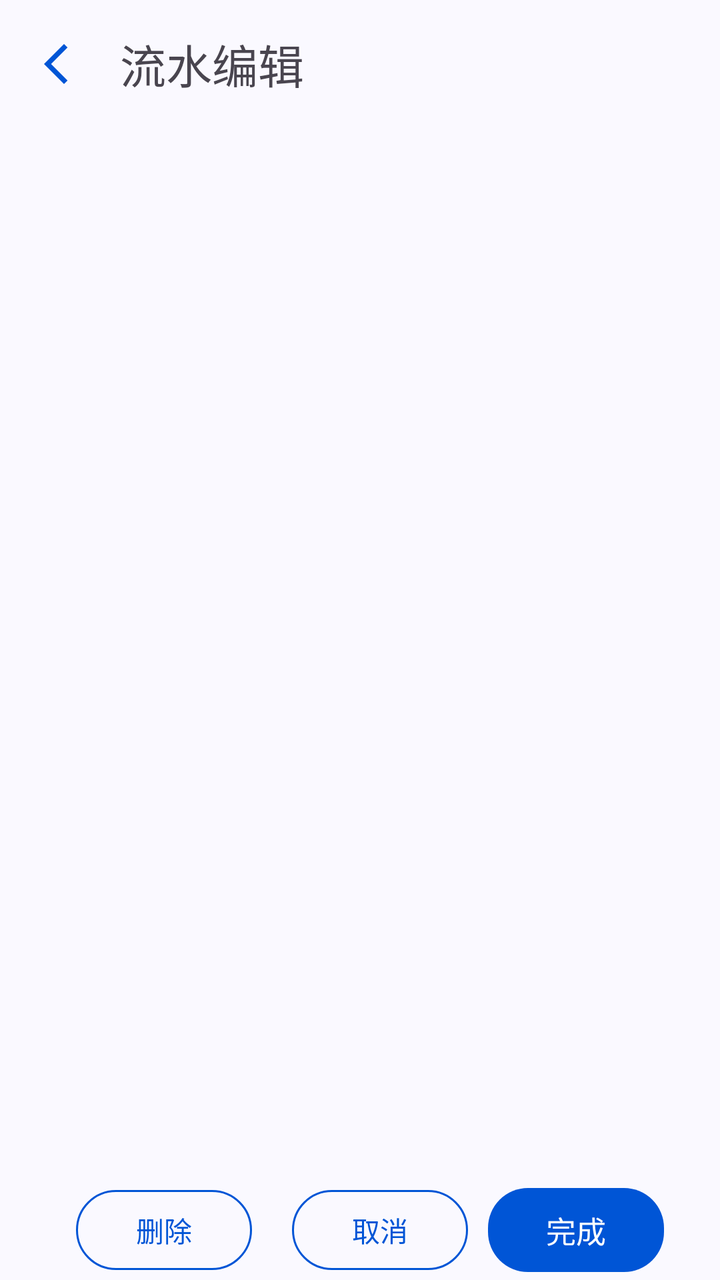
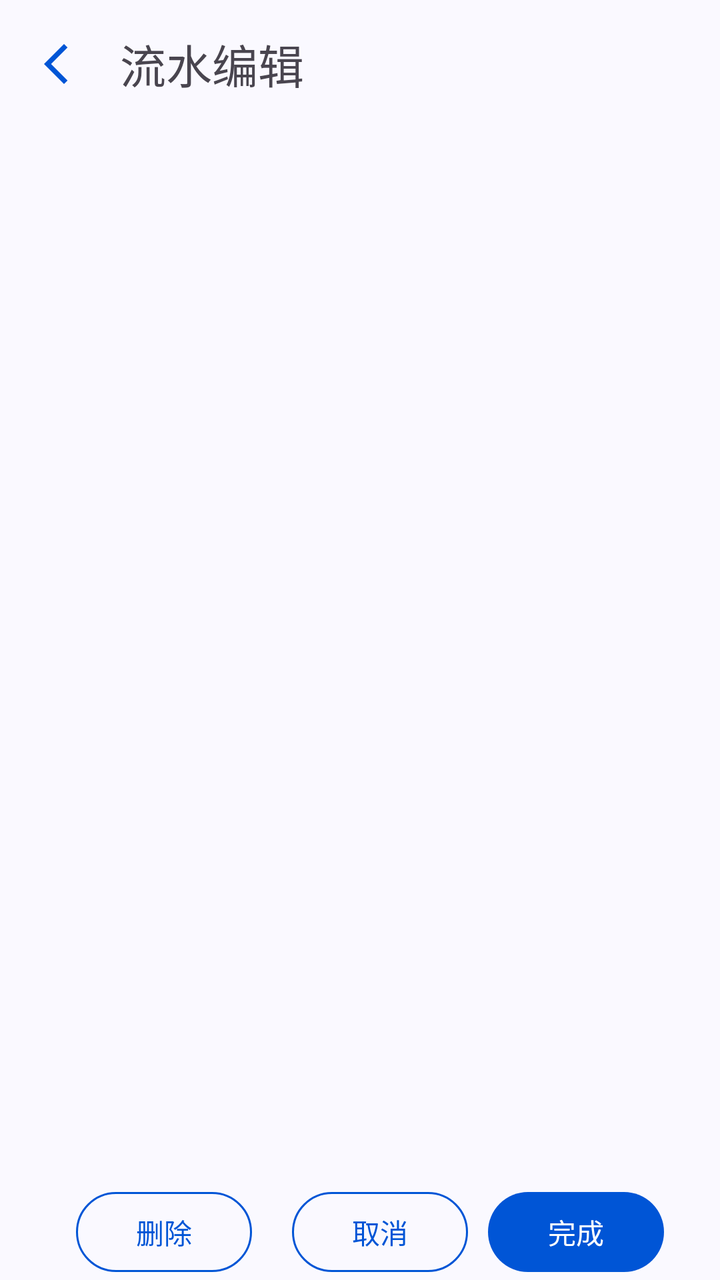

An Android layout rendered at two revisions. The XML below is the earlier revision; the diff shows what the commit changed to produce the second picture.
<!-- AndroidManifest.xml: application theme Theme.ManagerAssistant.Static -->
<!-- res/layout/activity_running_account_modify.xml -->
<?xml version="1.0" encoding="utf-8"?>
<androidx.constraintlayout.widget.ConstraintLayout xmlns:android="http://schemas.android.com/apk/res/android"
    xmlns:app="http://schemas.android.com/apk/res-auto"
    xmlns:tools="http://schemas.android.com/tools"
    android:id="@+id/main"
    style="@style/CommonPageStyle"
    android:layout_width="match_parent"
    android:layout_height="match_parent"
    tools:context=".ui.pages.bookkeeping.running_account.RunningAccountModifyActivity">

    <com.google.android.material.appbar.MaterialToolbar
        android:id="@+id/toolbar"
        style="@style/ToolBarStyle"
        android:layout_width="match_parent"
        android:layout_height="?attr/actionBarSize"
        app:layout_constraintEnd_toEndOf="parent"
        app:layout_constraintStart_toStartOf="parent"
        app:layout_constraintTop_toTopOf="parent"
        app:navigationIcon="@drawable/baseline_arrow_back_ios_new_24"
        app:title="流水编辑">

    </com.google.android.material.appbar.MaterialToolbar>

    <FrameLayout
        android:id="@+id/running_account_edit_fragment_container"
        android:layout_width="match_parent"
        android:layout_height="0dp"
        app:layout_constraintBottom_toTopOf="@+id/btn_card_view"
        app:layout_constraintTop_toBottomOf="@+id/toolbar" />

    <com.google.android.material.card.MaterialCardView
        android:id="@+id/btn_card_view"
        style="@style/BottomRightAngleCardStyle"
        android:layout_width="match_parent"
        android:layout_height="wrap_content"
        app:layout_constraintBottom_toBottomOf="parent">

        <LinearLayout
            android:layout_width="match_parent"
            android:layout_height="match_parent"
            android:gravity="center"
            android:orientation="horizontal">

            <com.google.android.material.button.MaterialButton
                android:id="@+id/delete_btn"
                style="@style/OutlinedBtnStyle"
                android:layout_width="wrap_content"
                android:layout_height="wrap_content"
                android:text="@string/delete" />

            <com.google.android.material.button.MaterialButton
                android:id="@+id/cancel_btn"
                style="@style/OutlinedBtnStyle"
                android:layout_width="wrap_content"
                android:layout_height="wrap_content"
                android:text="@string/cancel" />

            <com.google.android.material.button.MaterialButton
                android:id="@+id/finish_btn"
                style="@style/CommonBtnStyle"
                android:layout_width="wrap_content"
                android:layout_height="wrap_content"
                android:text="@string/finish" />
        </LinearLayout>
    </com.google.android.material.card.MaterialCardView>
</androidx.constraintlayout.widget.ConstraintLayout>
<!-- resources referenced by this layout -->
<resources>
  <!-- drawable baseline_arrow_back_ios_new_24 (drawable) -->
  <vector xmlns:android="http://schemas.android.com/apk/res/android" android:height="24dp" android:tint="#000000" android:viewportHeight="24" android:viewportWidth="24" android:width="24dp">
        
      <path android:fillColor="@android:color/white" android:pathData="M17.77,3.77l-1.77,-1.77l-10,10l10,10l1.77,-1.77l-8.23,-8.23z"/>
      
  </vector>
  <string name="cancel">取消</string>
  <string name="delete">删除</string>
  <string name="finish">完成</string>
  <style name="BottomRightAngleCardStyle">
          <item name="cardCornerRadius">0dp</item>
          <item name="strokeColor">@android:color/transparent</item>
          <item name="cardBackgroundColor">@android:color/transparent</item>
      </style>
  <style name="CommonBtnStyle" parent="Widget.Material3.Button">
          <item name="backgroundTint">?attr/colorPrimary</item>
          <item name="android:textColor">?attr/colorOnPrimary</item>
          <item name="android:textSize">15sp</item>
          <item name="cornerRadius">20dp</item>
          <item name="layout_goneMarginStart">5dp</item>
          <item name="layout_goneMarginEnd">5dp</item>
          <item name="layout_goneMarginTop">5dp</item>
          <item name="layout_goneMarginBottom">5dp</item>
          <item name="android:padding">10dp</item>
      </style>
  <style name="CommonPageStyle">
          <item name="android:fitsSystemWindows">true</item>
          <item name="android:background">?attr/colorSurface</item>
      </style>
  <style name="OutlinedBtnStyle" parent="Widget.Material3.Button.OutlinedButton">
          <item name="android:textColor">?attr/colorPrimary</item>
          <item name="strokeColor">?attr/colorPrimary</item>
          <item name="cornerRadius">20dp</item>
          <item name="strokeWidth">1dp</item>
          <item name="android:layout_marginStart">10dp</item>
          <item name="android:layout_marginEnd">10dp</item>
      </style>
  <style name="ToolBarStyle" parent="Widget.Material3.Toolbar">
          <item name="android:backgroundTint">?attr/colorSurface</item>
          <item name="navigationIconTint">?attr/colorPrimary</item>
          <item name="contentInsetStart">10dp</item>
          <item name="titleTextAppearance">@style/TitleStyle</item>
      </style>
  <style name="Theme.ManagerAssistant.Static" parent="Theme.Material3.Light.NoActionBar">
          
          <item name="colorPrimary">@color/color_primary</item>
          <item name="colorOnPrimary">@color/color_on_primary</item>
          <item name="colorPrimaryContainer">@color/color_primary_container</item>
          
          <item name="colorSecondaryContainer">@color/color_secondary_container</item>
          
          <item name="android:statusBarColor">?attr/colorSurface</item>
          
          <item name="colorSurface">@color/color_surface</item>
          <item name="colorSurfaceContainer">@color/color_surface_container</item>
          <item name="colorSurfaceContainerLow">@color/color_surface_container_low</item>
  
          <item name="toolbarStyle">@style/ToolBarStyle</item>
          <item name="drawableTint">?attr/colorPrimary</item>
          <item name="colorControlActivated">?attr/colorPrimary</item>
          <item name="android:windowLightStatusBar">true</item>
          <item name="android:navigationBarColor">?attr/colorSurface</item>
      </style>
  <style name="TitleStyle">
          <item name="android:textSize">23sp</item>
      </style>
  <color name="color_primary">#0055d6</color>
  <color name="color_on_primary">#ffffff</color>
  <color name="color_primary_container">#d8e1fe</color>
  <color name="color_secondary_container">#e0e1ff</color>
  <color name="color_surface">#faf9ff</color>
  <color name="color_surface_container">#ebedfa</color>
  <color name="color_surface_container_low">#edeffc</color>
</resources>

<!-- the commit's change to res/layout/activity_running_account_modify.xml (unified diff, before → after) -->
@@ -17,9 +17,7 @@
         app:layout_constraintStart_toStartOf="parent"
         app:layout_constraintTop_toTopOf="parent"
         app:navigationIcon="@drawable/baseline_arrow_back_ios_new_24"
-        app:title="流水编辑">
-
-    </com.google.android.material.appbar.MaterialToolbar>
+        app:title="流水编辑" />
 
     <FrameLayout
         android:id="@+id/running_account_edit_fragment_container"
<!-- resource entries referenced after the edit -->
@@ -15,15 +15,11 @@
           <item name="cardBackgroundColor">@android:color/transparent</item>
       </style>
   <style name="CommonBtnStyle" parent="Widget.Material3.Button">
-          <item name="backgroundTint">?attr/colorPrimary</item>
           <item name="android:textColor">?attr/colorOnPrimary</item>
-          <item name="android:textSize">15sp</item>
-          <item name="cornerRadius">20dp</item>
           <item name="layout_goneMarginStart">5dp</item>
           <item name="layout_goneMarginEnd">5dp</item>
           <item name="layout_goneMarginTop">5dp</item>
           <item name="layout_goneMarginBottom">5dp</item>
-          <item name="android:padding">10dp</item>
       </style>
   <style name="CommonPageStyle">
           <item name="android:fitsSystemWindows">true</item>
@@ -32,7 +28,6 @@
   <style name="OutlinedBtnStyle" parent="Widget.Material3.Button.OutlinedButton">
           <item name="android:textColor">?attr/colorPrimary</item>
           <item name="strokeColor">?attr/colorPrimary</item>
-          <item name="cornerRadius">20dp</item>
           <item name="strokeWidth">1dp</item>
           <item name="android:layout_marginStart">10dp</item>
           <item name="android:layout_marginEnd">10dp</item>
